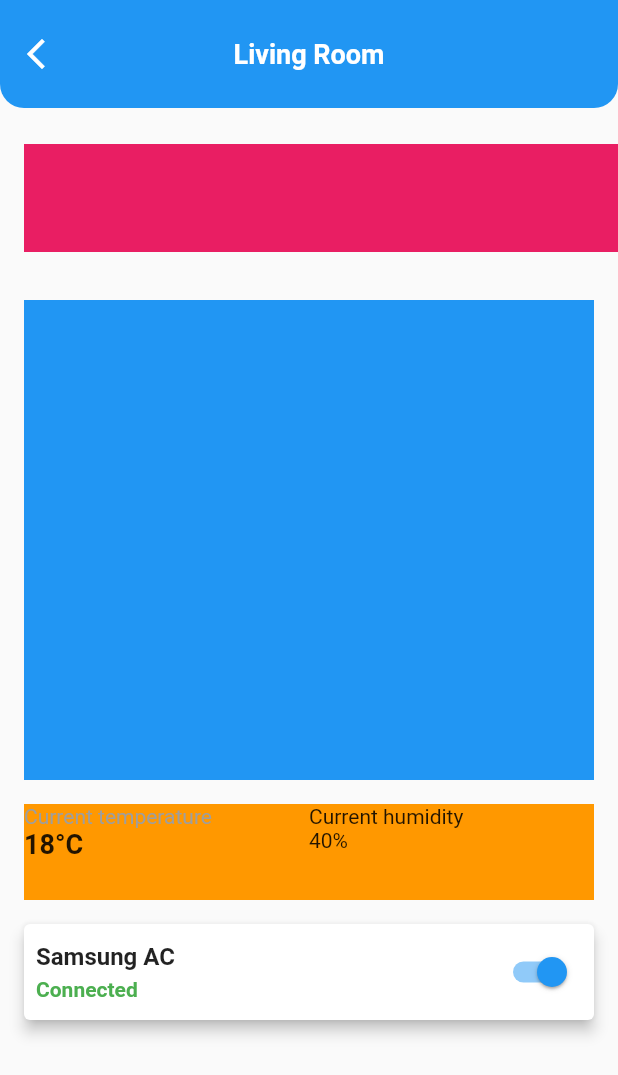
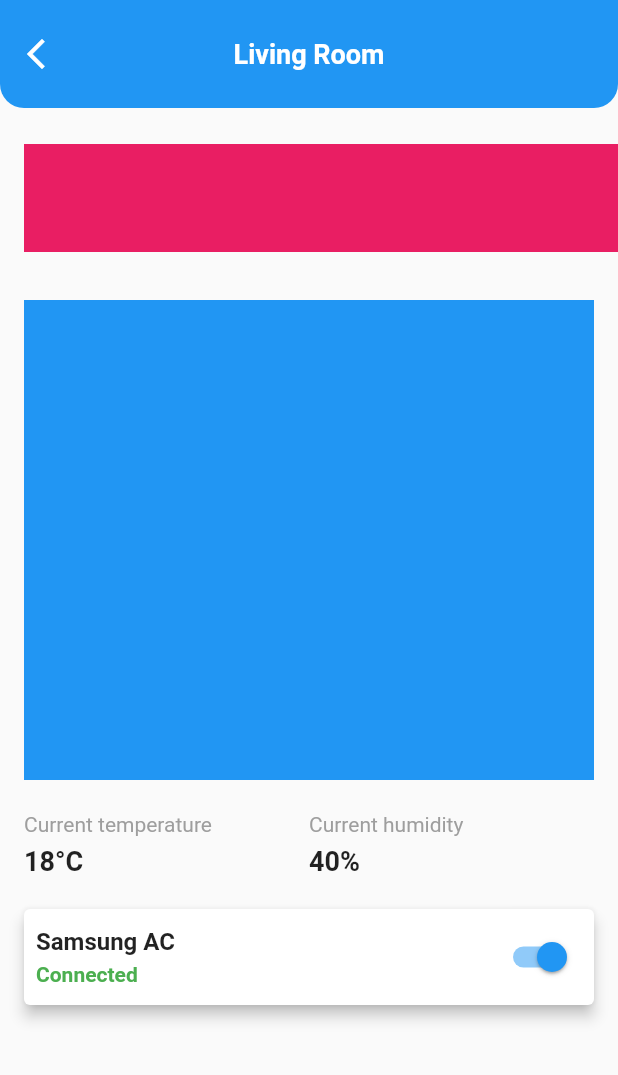
Before and after one commit to JAICHANGPARK/flutter_notebook_18th_story, a Flutter app: the screen it shows after launch, on a phone screen of 412 x 824 dp. Shown: the top 1075 px of the screen. Run offline on Flutter 3.47's test engine with Material 2 defaults, Android fonts, the phone set to English and light mode, and no system bars; our stand-ins replace cached_network_image, dotted_border, flutter_lorem, flutter_riverpod, flutter_svg, freezed_annotation and 4 more.

Commit message:
Update smart_home_control_page.dart

```diff
--- a/lib/ep1098_smart_home_ui/src/smart_home_control_page.dart
+++ b/lib/ep1098_smart_home_ui/src/smart_home_control_page.dart
@@ -69,13 +69,13 @@ class _SmartHomeControlPageState extends State<SmartHomeControlPage> {
                 horizontal: 16,
               ),
               child: Container(
-                height: 64,
-                color: Colors.orange,
+                height: 54,
                 child: Row(
                   children: [
                     Expanded(
                         child: Column(
                       crossAxisAlignment: CrossAxisAlignment.start,
+                      mainAxisAlignment: MainAxisAlignment.spaceEvenly,
                       children: const [
                         Text(
                           "Current temperature",
@@ -94,10 +94,16 @@ class _SmartHomeControlPageState extends State<SmartHomeControlPage> {
                     )),
                     Expanded(
                         child: Column(
-                      crossAxisAlignment: CrossAxisAlignment.start,
+                          crossAxisAlignment: CrossAxisAlignment.start,
+                          mainAxisAlignment: MainAxisAlignment.spaceEvenly,
                       children: const [
-                        Text("Current humidity"),
-                        Text("40%"),
+                        Text("Current humidity", style: TextStyle(
+                          color: Colors.grey,
+                        ),),
+                        Text("40%",  style: TextStyle(
+                          fontSize: 18,
+                          fontWeight: FontWeight.bold,
+                        ),),
                       ],
                     )),
                   ],
```
